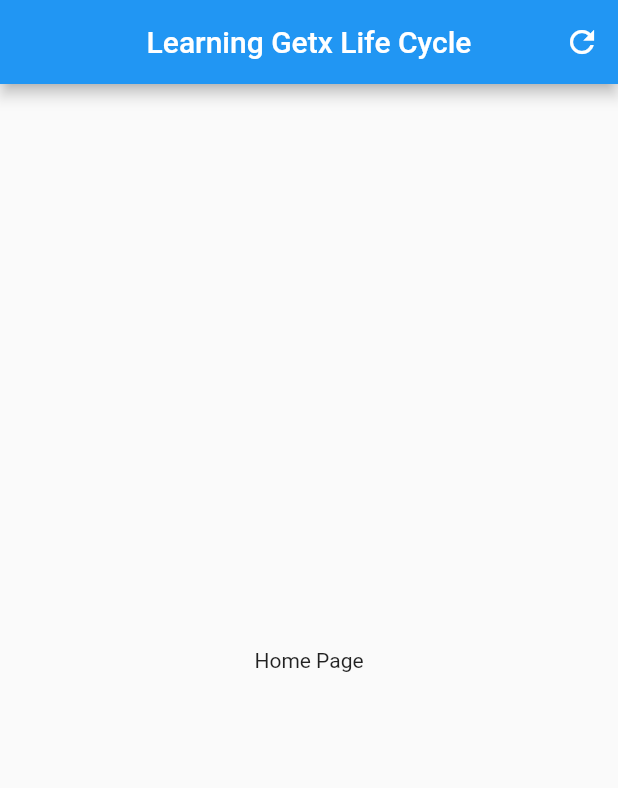
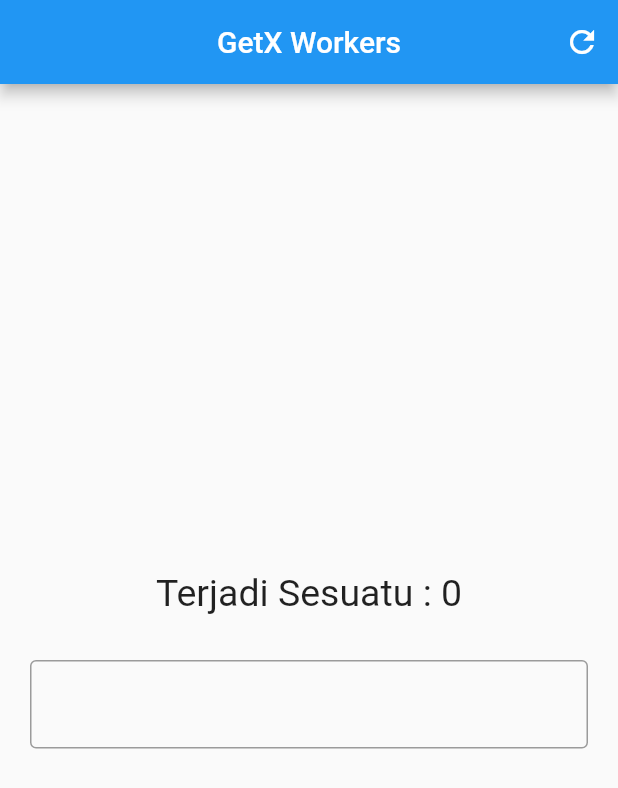
Before and after one commit to matuladaandi/belajar_getx_basic, a Flutter app: the screen it shows after launch, on a phone screen of 412 x 824 dp. Shown: the top 788 px of the screen. Run offline on Flutter 3.47's test engine with Material 2 defaults, Android fonts, the phone set to English and light mode, and no system bars; our stand-ins replace get.

Commit message:
GetX workers, ever,everall,once,debounce dan interval secara sederhana

```diff
--- /dev/null
+++ b/lib/controllers/my_controller.dart
@@ -0,0 +1,54 @@
+import 'package:get/get.dart';
+
+class MyController extends GetxController {
+  //  controller ini MyController akan di panggil di HomePage utk digunakan
+
+  var count = 0.obs;
+
+  var datas = 0.obs;
+
+  void change() => count++;
+
+  void reset() => count.value = 0;
+  @override
+  void onInit() {
+    // ignore: avoid_print
+    print('onInit');
+    // Worker
+
+    // ever(     // akan dijalakan print() ketika terjadi perubahan
+    //   count, // jika terjadi perubahan pada count maka akan dijalakan suatu method/dll
+    //   (_) => print('dijalankan'),
+    // );
+
+    // everAll(          // akan dijalakan print() ketika terjadi perubahan
+    //   [count,datas],  // jika terjadi perubahan pada count atau salah satunya nantinya akan dijalanakan perubahan
+    //   // ignore: avoid_print
+    //   (_) => print('dijalankan all'),
+    // );
+
+    // once(      // jika terjadi perubahan hanya akan dijalankan 1x saja
+    //   count,
+    //   // ignore: avoid_print
+    //   (_) => print("Jalakan 1x"),
+    // );
+
+    // debounce(
+    //     count,     // ketika terjadi perubahan pada count, dalam 2 detik akan
+    //                // di print begitu seterusnya dalam selang 2 detik,ketika tiap melakukan
+    //                 // perubahan pada count
+
+    //     // ignore: avoid_print
+    //     (_) => print("Jalakan tiap 2 detik"),
+    //     time: const Duration(seconds: 2));
+
+    interval(
+      count,  // ketika terjadi perubahan dicount akan jalankan print walau user tidak berhenti ketik
+      // ignore: avoid_print
+      (_) => print("Jalakan tiap 2 detik tanpa perduli user sudah berhenti ketik?"),
+      time: const Duration(seconds: 2),
+    );
+
+    super.onInit();
+  }
+}
--- a/lib/main.dart
+++ b/lib/main.dart
@@ -1,68 +1,18 @@
 import 'package:flutter/material.dart';
-import 'package:get/get.dart';
+import 'package:getx/pages/home_page.dart';
 
 void main() {
-  // ignore: prefer_const_constructors
-  runApp(MyApp());
+  runApp( const MyApp());
 }
 
-// ignore: must_be_immutable
 class MyApp extends StatelessWidget {
-  const MyApp({super.key});
+   const MyApp({super.key});
 
   @override
   Widget build(BuildContext context) {
-    return const GetMaterialApp(
+    return MaterialApp(
       debugShowCheckedModeBanner: false,
       home: HomePage(),
     );
   }
 }
-
-// ignore: must_be_immutable
-class HomePage extends StatelessWidget {
-  const HomePage({super.key});
-
-  @override
-  Widget build(BuildContext context) {
-    return Scaffold(
-      appBar: AppBar(
-        title: const Text('Learning Getx Life Cycle'),
-        centerTitle: true,
-        actions: [
-          IconButton(
-              onPressed: () => Get.to(
-                    () => const TextPage(),
-                  ),
-              icon: const Icon(Icons.refresh))
-        ],
-      ),
-      body: const Center(
-        child: Text('Home Page'),
-      ),
-    );
-  }
-}
-
-class TextPage extends StatelessWidget {
-  const TextPage({super.key});
-
-  @override
-  Widget build(BuildContext context) {
-    final textC = Get.put(TextController());
-
-    return Scaffold(
-      appBar: AppBar(
-        title: const Text('Text Page'),
-        centerTitle: true,
-      ),
-      body: TextField(
-        controller: textC.myC,
-      ),
-    );
-  }
-}
-
-class TextController extends GetxController {
-  final myC = TextEditingController();
-}
--- /dev/null
+++ b/lib/pages/home_page.dart
@@ -0,0 +1,51 @@
+import 'package:flutter/material.dart';
+import 'package:get/get.dart';
+import 'package:getx/controllers/my_controller.dart';
+
+class HomePage extends StatelessWidget {
+  HomePage({super.key});
+
+  final myC = Get.put(MyController()); // memamggil MyController ukt digunakan
+
+  @override
+  Widget build(BuildContext context) {
+    return Scaffold(
+      appBar: AppBar(
+        title: const Text('GetX Workers'),
+        centerTitle: true,
+        actions: [
+          IconButton(
+            onPressed: () {
+              myC.reset();
+            },
+            icon: const Icon(Icons.refresh),
+          )
+        ],
+      ),
+      body: Padding(
+        padding: const EdgeInsets.all(20.0),
+        child: Center(
+            child: Column(
+          mainAxisAlignment: MainAxisAlignment.center,
+          children: [
+            Obx(
+              () => Text(
+                'Terjadi Sesuatu : ${myC.count}', // setiap terjadi perubahan akan terhitung
+                style: const TextStyle(fontSize: 25),
+              ),
+            ),
+            const SizedBox(
+              height: 30,
+            ),
+            TextField(
+              onChanged: (_) => myC.change(),
+              decoration: const InputDecoration(
+                border: OutlineInputBorder(),
+              ),
+            )
+          ],
+        )),
+      ),
+    );
+  }
+}
```
